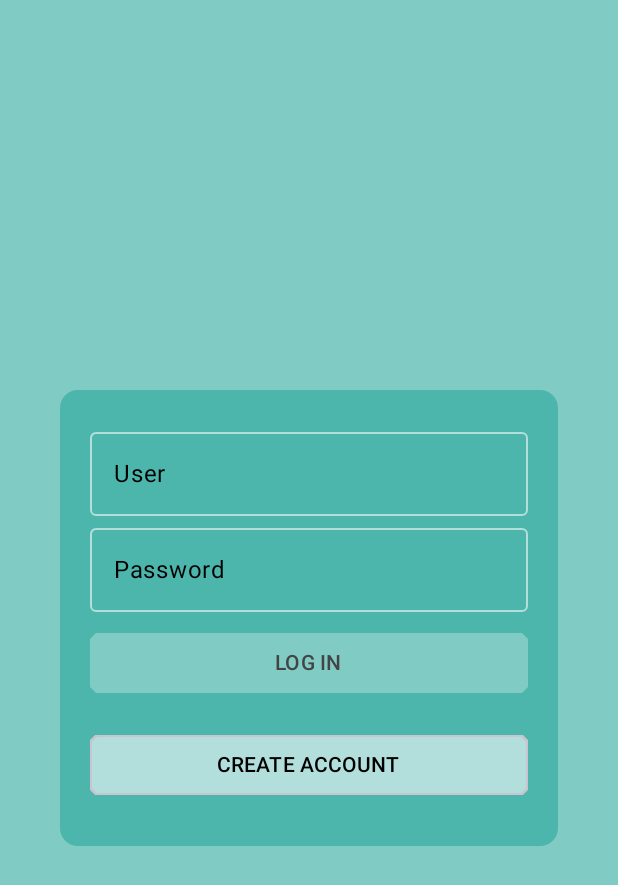
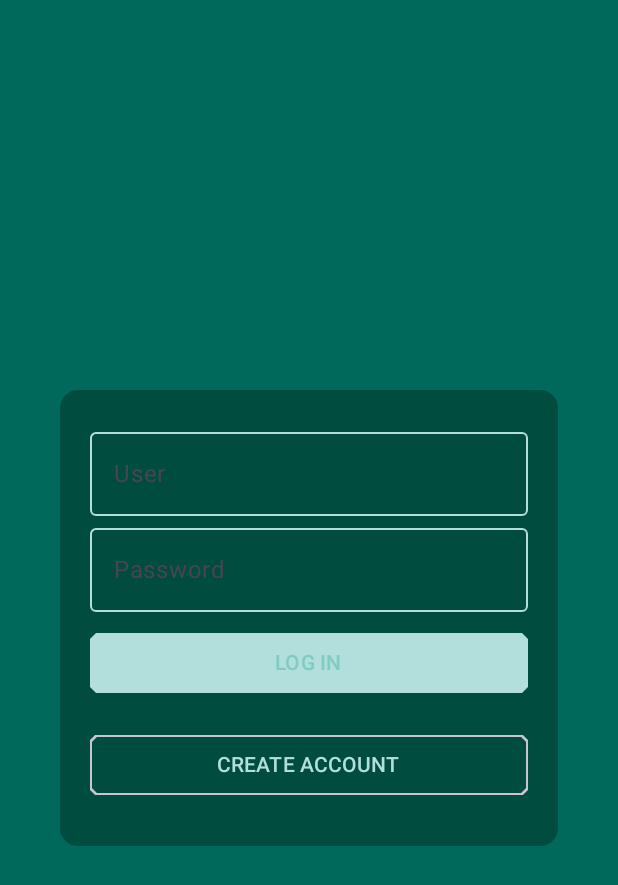
Before and after one commit to alex3ii/worldclass, an Android app built with Jetpack Compose: the LoginScreen screen opened through its navigation route, on a phone screen of 412 x 824 dp. Shown: the top 885 px of the screen. Run offline under Robolectric (Android 15) with nearby library versions, the phone set to English and light mode, and no system bars; our stand-ins replace Room's generated code; pictures from the network do not load; 1 statement that could not run was skipped.

Commit message:
se cambiaron varios ajustes en el loginscreen para que funcionara

```diff
--- a/app/src/main/java/com/example/worldclass/Data/Network/ApiService.kt
+++ b/app/src/main/java/com/example/worldclass/Data/Network/ApiService.kt
@@ -14,12 +14,16 @@ import retrofit2.http.Path
 interface ApiService {
     @POST("user")
     suspend fun login(@Body user: UserModel):Response<JsonObject>
+
     @GET("service")
     suspend fun getAccounts():Response<List<AccountModel>>
+
     @GET("service/id")
     suspend fun getAccount (@Path("id")id:Int):Response<AccountModel>
+
     @POST("service")
     suspend fun addAccount(@Body service: AccountModel): Response<JsonObject>
+
     @PUT("service/{id}")
     suspend fun updateAccount(@Path("id") id:Int, @Body service:AccountModel): Response<JsonObject>
 
--- a/app/src/main/java/com/example/worldclass/Data/database/DatabaseProvider.kt
+++ b/app/src/main/java/com/example/worldclass/Data/database/DatabaseProvider.kt
@@ -10,8 +10,6 @@ object DatabaseProvider {
         return instance ?: synchronized(this) {
             val db = Room.databaseBuilder(
                 context.applicationContext,
-                //if database does not exist, it will be created with the name
-                //shown above between quotation marks
                 AppDatabase::class.java, "app-db"
             ).build()
             instance = db
--- a/app/src/main/java/com/example/worldclass/MainActivity.kt
+++ b/app/src/main/java/com/example/worldclass/MainActivity.kt
@@ -15,6 +15,7 @@ import androidx.navigation.navArgument
 import com.example.worldclass.Data.database.AppDatabase
 import com.example.worldclass.Data.database.DatabaseProvider
 import com.example.worldclass.ui.theme.WorldclassTheme
+import com.example.worldclass.ui.theme.screens.AccountsScreen
 import com.example.worldclass.ui.theme.screens.AppScreen
 import com.example.worldclass.ui.theme.screens.CinepolisApp
 import com.example.worldclass.ui.theme.screens.ComponentsScreen
@@ -71,19 +72,12 @@ class MainActivity : ComponentActivity() {
             composable("components_screen") { ComponentsScreen(navController) }
             composable("CinepolisApp") { CinepolisApp(navController) }
             composable("LoginScreen") { LoginScreen(navController) }
-           // composable("accountsScreen") { AccountsScreen(navController) }
-            composable("accountsScreen") { ScreenCamara(navController) }
-
-            composable("Manage_Account_Screen") { ManageAccountScreen(navController = navController) }
-            composable(
-                route = "Manage_Account_Screen/{id}",
-                arguments = listOf(navArgument("id") { defaultValue = -1 })
-            ) { backStackEntry ->
+            composable("accountsScreen") { AccountsScreen(navController) }
+            composable( "Manage_Account_Screen?id={id}"){ backStackEntry ->
                 val id = backStackEntry.arguments?.getString("id")?.toIntOrNull() ?: -1
                 ManageAccountScreen(
                     navController = navController,
-                    accountId = id
-                )
+                    id = id)
             }
             composable("favorite_account_screen") { FavoriteAccountsScreen(navController) }
             composable("apiPush") { NotificationScreenPreview(navController) }
--- a/app/src/main/java/com/example/worldclass/ui/theme/Components/AccountCardComponent.kt
+++ b/app/src/main/java/com/example/worldclass/ui/theme/Components/AccountCardComponent.kt
@@ -51,7 +51,7 @@ fun AccountCardComponent(
                 contentScale = ContentScale.FillBounds,
 
                 )
-            Row {
+
                 Column{
                     Text(
                         text = name,
@@ -88,4 +88,3 @@ fun AccountCardComponent(
             }
         }
     }
-}
--- a/app/src/main/java/com/example/worldclass/ui/theme/Components/TopBarComponent.kt
+++ b/app/src/main/java/com/example/worldclass/ui/theme/Components/TopBarComponent.kt
@@ -19,10 +19,10 @@ fun TopBarComponent(title: String, navController: NavController, location:String
         title = {Text(title)},
         actions = {
             if (location == "accountsScreen") {
-                IconButton(onClick = { navController.navigate("manageAcScreen") }) {
+                IconButton(onClick = { navController.navigate("manage_account_screen") }) {
                     Icon(imageVector = Icons.Filled.Add, contentDescription = "Add")
                 }
-                IconButton(onClick = { navController.navigate("favAcScreen") }) {
+                IconButton(onClick = { navController.navigate("favorite_account_screen") }) {
                     Icon(imageVector = Icons.Filled.Star, contentDescription = "Favorites")
                 }
             }
--- a/app/src/main/java/com/example/worldclass/ui/theme/screens/LoginScreen.kt
+++ b/app/src/main/java/com/example/worldclass/ui/theme/screens/LoginScreen.kt
@@ -33,40 +33,41 @@ import androidx.compose.ui.graphics.Color
 import androidx.compose.ui.layout.ContentScale
 import androidx.compose.ui.platform.LocalContext
 import androidx.compose.ui.unit.dp
-import androidx.lifecycle.ViewModel
+import androidx.lifecycle.viewmodel.compose.viewModel
+import androidx.navigation.NavController
 import coil.compose.AsyncImage
-import androidx.lifecycle.viewmodel.compose.viewModel
 import com.example.worldclass.Data.Model.UserModel
 import com.example.worldclass.Data.ViewModel.UserViewModel
 
 
-
 @Composable
-fun LoginScreen(navHostController: NavHostController){
+fun LoginScreen(navController: NavController){
     Column (
         modifier = Modifier
             .fillMaxSize()
-            .background(MaterialTheme.colorScheme.secondary)
+            .background(MaterialTheme.colorScheme.background)
             .verticalScroll((rememberScrollState())),
         horizontalAlignment = Alignment.CenterHorizontally,
         verticalArrangement = Arrangement.SpaceEvenly
 
     ){
-        LoginForm(navController = navHostController)
+        LoginForm(navController)
     }
 }
 
 @Composable
-fun LoginForm(viewModel: UserViewModel = viewModel (), navController: NavHostController){
-    val context= LocalContext.current
+fun LoginForm(
+    navController: NavController,
+    viewModel: UserViewModel = viewModel()){
+    val context = LocalContext.current
     Card(
         colors = CardDefaults.cardColors(
             contentColor = Color.White,
-            containerColor=MaterialTheme.colorScheme.tertiary
+            containerColor = MaterialTheme.colorScheme.surface
         ),
-        modifier=Modifier.padding(40.dp,0.dp)
+        modifier = Modifier. padding(40.dp,0.dp)
 
-    ){
+    ) {
         Column (
             modifier = Modifier.padding(20.dp)
         ){
@@ -76,7 +77,7 @@ fun LoginForm(viewModel: UserViewModel = viewModel (), navController: NavHostCon
             AsyncImage(
                 model = "https://logosmarcas.net/wp-content/uploads/2020/12/GitHub-Simbolo.png",
                 contentDescription = "Git Hub Logo",
-                contentScale = ContentScale.Fit,
+                contentScale = ContentScale.Fit
 
             )
             OutlinedTextField(
@@ -86,15 +87,13 @@ fun LoginForm(viewModel: UserViewModel = viewModel (), navController: NavHostCon
                 onValueChange = { user = it },
                 label = { Text("User")},
                 colors = OutlinedTextFieldDefaults.colors(
-                    focusedBorderColor = MaterialTheme.colorScheme.tertiary,
                     unfocusedBorderColor = MaterialTheme.colorScheme.primary,
+                    focusedBorderColor = MaterialTheme.colorScheme.secondary,
                     unfocusedContainerColor = Color.Transparent,
-                    unfocusedTextColor = Color.Black,
-                    focusedTextColor = Color.White,
-                    unfocusedLabelColor = Color.Black,
-                    focusedLabelColor = Color.White
+                    unfocusedTextColor = Color.White,
+                    focusedTextColor = Color.White
+                )
 
-            )
             )
 
             OutlinedTextField(
@@ -104,85 +103,58 @@ fun LoginForm(viewModel: UserViewModel = viewModel (), navController: NavHostCon
                 onValueChange = { password = it },
                 label = { Text("Password")},
                 colors = OutlinedTextFieldDefaults.colors(
-                    focusedBorderColor = MaterialTheme.colorScheme.tertiary,
                     unfocusedBorderColor = MaterialTheme.colorScheme.primary,
+                    focusedBorderColor = MaterialTheme.colorScheme.secondary,
                     unfocusedContainerColor = Color.Transparent,
-                    unfocusedTextColor = Color.Black,
-                    focusedTextColor = Color.White,
-                    unfocusedLabelColor = Color.Black,
-                    focusedLabelColor = Color.White
+                    unfocusedTextColor = Color.White,
+                    focusedTextColor = Color.White
+                )
 
             )
-            )
             FilledTonalButton(
-                modifier = Modifier
-                    .fillMaxWidth()
-                    .padding(0.dp, 10.dp),
+                colors = ButtonDefaults.buttonColors(
+                    containerColor = MaterialTheme.colorScheme.primary,
+                    contentColor = MaterialTheme.colorScheme.secondary
+                ),
+                modifier = Modifier.fillMaxWidth().padding(0.dp,10.dp),
                 shape = CutCornerShape(4.dp),
-                //need to send and receive user, password and context
-                onClick = {TryLogin(user, password, context, viewModel, navController)},
-                colors = ButtonDefaults.buttonColors(
-                    contentColor = Color.DarkGray,
-                    containerColor = MaterialTheme.colorScheme.secondary
-
-                )
-
+                onClick = { TryLogin(user,password,context,viewModel, navController)}
             ) {
                 Text("LOG IN")
             }
-            OutlinedButton ( modifier = Modifier
-                .fillMaxWidth()
-                .padding(0.dp, 10.dp),
+            OutlinedButton (
+                colors = ButtonDefaults.buttonColors(
+                    containerColor = Color.Transparent,
+                    contentColor = MaterialTheme.colorScheme.primary
+                ),
+                modifier = Modifier.fillMaxWidth().padding(0.dp,10.dp),
                 shape = CutCornerShape(4.dp),
-                onClick = {},
-                colors = ButtonDefaults.buttonColors(
-                    contentColor = Color.Black,
-                    containerColor = MaterialTheme.colorScheme.primary
-                )
+                onClick = {}
             ) {
                 Text("CREATE ACCOUNT")
             }
 
         }
     }
+}
 
-}
-fun TryLogin(
-    user:String,
-    password:String,
-    context: Context,
-    viewModel: UserViewModel,
-    navController: NavHostController
-) {
-    if (user == "" || password == "") {
+
+fun TryLogin(user: String, password: String, context: Context, viewModel: UserViewModel, navController: NavController){
+    if(user == "" || password == ""){
         Toast.makeText(
             context,
             "User or Password cannot be empty",
             Toast.LENGTH_SHORT
         ).show()
     } else {
-        val user_model = UserModel(0, "", user, password)
-        viewModel.loginAPI(user_model) { jsonResponse ->
+        val user_Model = UserModel(0,"", user, password)
+        viewModel.loginAPI(user_Model){ jsonResponse ->
             val loginStatus = jsonResponse?.get("login")?.asString
-            Log.d("debug", "LOGIN STATUS:$loginStatus")
-
-            if (loginStatus == "success") {
-                navController.navigate("AccountsScreen") {
-
-                    popUpTo(navController.graph.startDestinationId) {
-                        inclusive = true
-                    }
-                }
-            } else {
-
-                Toast.makeText(
-                    context,
-                    "Invalid credentials. Please try again",
-                    Toast.LENGTH_SHORT
-                ).show()
+            Log.d("debug", "LOGIN STATUS: $loginStatus")
+            if(loginStatus == "success"){
+                navController.navigate("accounts_screen")
             }
         }
 
-
     }
 }
--- a/app/src/main/java/com/example/worldclass/ui/theme/screens/MainMenuScreen.kt
+++ b/app/src/main/java/com/example/worldclass/ui/theme/screens/MainMenuScreen.kt
@@ -65,6 +65,12 @@ fun MainMenuScreen(navController:NavHostController) {
             Text("Go to Manage account screen")
         }
         Button(
+            onClick = { navController.navigate("favorite_account_screen") }
+
+        ) {
+            Text("Go to favotite account screen")
+        }
+        Button(
             onClick = { navController.navigate("apiPush")}
 
         ) {
--- a/gradle/libs.versions.toml
+++ b/gradle/libs.versions.toml
@@ -1,5 +1,5 @@
 [versions]
-agp = "8.10.0"
+agp = "8.10.1"
 coilCompose = "2.2.2"
 converterGson = "2.9.0"
 kotlin = "2.0.0"
@@ -20,6 +20,7 @@ retrofit2KotlinxSerializationConverter = "1.0.0"
 roomRuntime = "2.6.1"
 retrofit = "2.9.0"
 workRuntimeKtx = "2.10.1"
+roomRuntimeAndroid = "2.7.1"
 
 [libraries]
 androidx-core-ktx = { group = "androidx.core", name = "core-ktx", version.ref = "coreKtx" }
@@ -48,6 +49,7 @@ kotlinx-serialization-json-v163 = { module = "org.jetbrains.kotlinx:kotlinx-seri
 okhttp = { module = "com.squareup.okhttp3:okhttp", version.ref = "okhttp" }
 retrofit = { module = "com.squareup.retrofit2:retrofit", version.ref = "converterGson" }
 retrofit2-kotlinx-serialization-converter = { module = "com.jakewharton.retrofit:retrofit2-kotlinx-serialization-converter", version.ref = "retrofit2KotlinxSerializationConverter" }
+androidx-room-runtime-android = { group = "androidx.room", name = "room-runtime-android", version.ref = "roomRuntimeAndroid" }
 
 [plugins]
 android-application = { id = "com.android.application", version.ref = "agp" }
```
Also changed, not shown: app/build.gradle.kts (+21 -1 lines), app/src/main/java/com/example/worldclass/ui/theme/Components/AccountDetailCardComponent.kt (+106 -73 lines), app/src/main/java/com/example/worldclass/ui/theme/Components/FavoriteAccountCard.kt (+55 -21 lines), app/src/main/java/com/example/worldclass/ui/theme/Components/PostCardComponent.kt (+5 -5 lines), app/src/main/java/com/example/worldclass/ui/theme/screens/AccountsScreen.kt (+23 -9 lines), app/src/main/java/com/example/worldclass/ui/theme/screens/ComponentsScreen.kt (+57 -39 lines), app/src/main/java/com/example/worldclass/ui/theme/screens/FavoriteAccountScreen.kt (+8 -8 lines), app/src/main/java/com/example/worldclass/ui/theme/screens/ManageAccountScreen.kt (+69 -81 lines).
